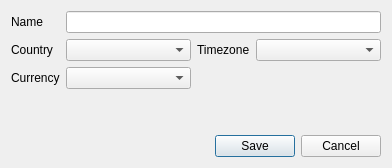
First picture: the form in src/app/customerdialog.ui, repository AlexandrePTJ/kemai, before the edit.
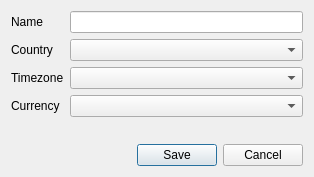
Second picture: the form after the edit.

Commit message: Fix customer dialog layout

What changed in the file:
```diff
--- a/src/app/customerdialog.ui
+++ b/src/app/customerdialog.ui
@@ -6,8 +6,8 @@
    <rect>
     <x>0</x>
     <y>0</y>
-    <width>392</width>
-    <height>168</height>
+    <width>314</width>
+    <height>177</height>
    </rect>
   </property>
   <property name="windowTitle">
@@ -15,10 +15,7 @@
   </property>
   <layout class="QVBoxLayout" name="verticalLayout">
    <item>
-    <layout class="QGridLayout" name="gridLayout">
-     <item row="0" column="1" colspan="3">
-      <widget class="QLineEdit" name="leName"/>
-     </item>
+    <layout class="QFormLayout" name="formLayout">
      <item row="0" column="0">
       <widget class="QLabel" name="lbName">
        <property name="text">
@@ -26,6 +23,9 @@
        </property>
       </widget>
      </item>
+     <item row="0" column="1">
+      <widget class="QLineEdit" name="leName"/>
+     </item>
      <item row="1" column="0">
       <widget class="QLabel" name="lbName_2">
        <property name="text">
@@ -33,23 +33,6 @@
        </property>
       </widget>
      </item>
-     <item row="1" column="3">
-      <widget class="QComboBox" name="cbTimezone">
-       <property name="sizePolicy">
-        <sizepolicy hsizetype="Expanding" vsizetype="Fixed">
-         <horstretch>0</horstretch>
-         <verstretch>0</verstretch>
-        </sizepolicy>
-       </property>
-      </widget>
-     </item>
-     <item row="2" column="0">
-      <widget class="QLabel" name="lbName_4">
-       <property name="text">
-        <string>Currency</string>
-       </property>
-      </widget>
-     </item>
      <item row="1" column="1">
       <widget class="QComboBox" name="cbCountry">
        <property name="sizePolicy">
@@ -60,16 +43,33 @@
        </property>
       </widget>
      </item>
-     <item row="2" column="1">
-      <widget class="QComboBox" name="cbCurrency"/>
-     </item>
-     <item row="1" column="2">
+     <item row="2" column="0">
       <widget class="QLabel" name="lbName_3">
        <property name="text">
         <string>Timezone</string>
        </property>
       </widget>
      </item>
+     <item row="2" column="1">
+      <widget class="QComboBox" name="cbTimezone">
+       <property name="sizePolicy">
+        <sizepolicy hsizetype="Expanding" vsizetype="Fixed">
+         <horstretch>0</horstretch>
+         <verstretch>0</verstretch>
+        </sizepolicy>
+       </property>
+      </widget>
+     </item>
+     <item row="3" column="0">
+      <widget class="QLabel" name="lbName_4">
+       <property name="text">
+        <string>Currency</string>
+       </property>
+      </widget>
+     </item>
+     <item row="3" column="1">
+      <widget class="QComboBox" name="cbCurrency"/>
+     </item>
     </layout>
    </item>
    <item>
```
